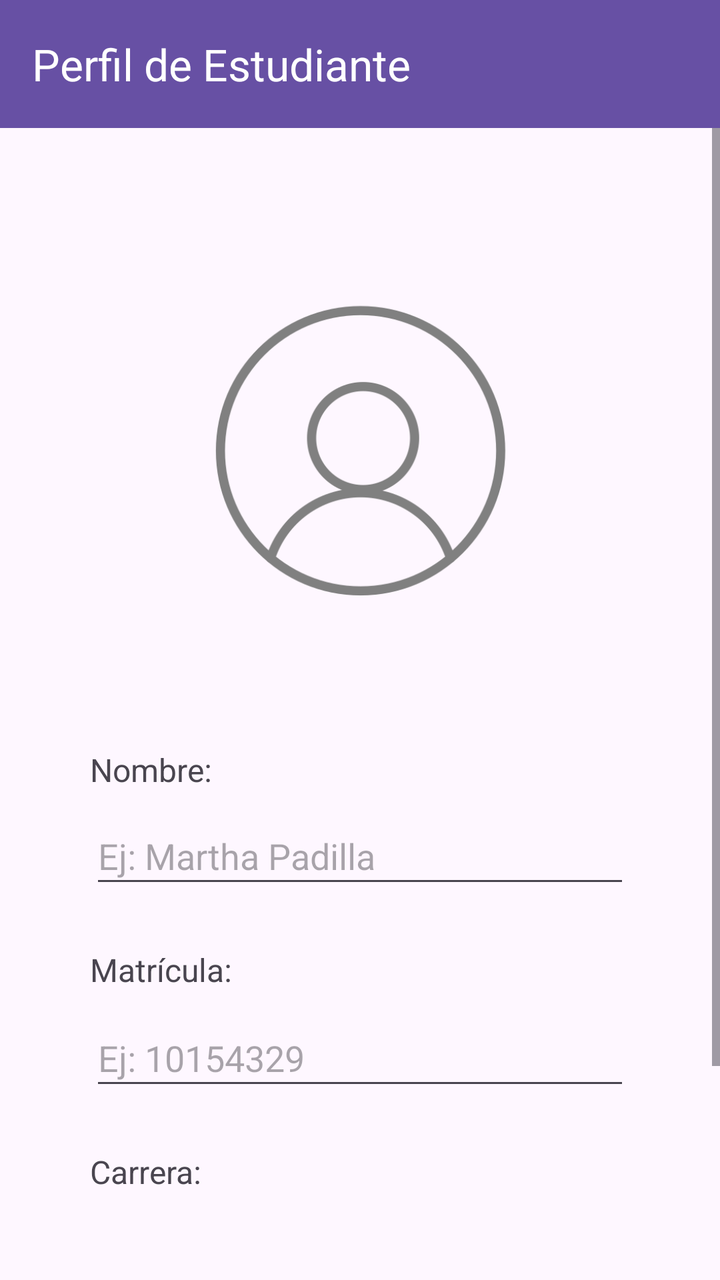
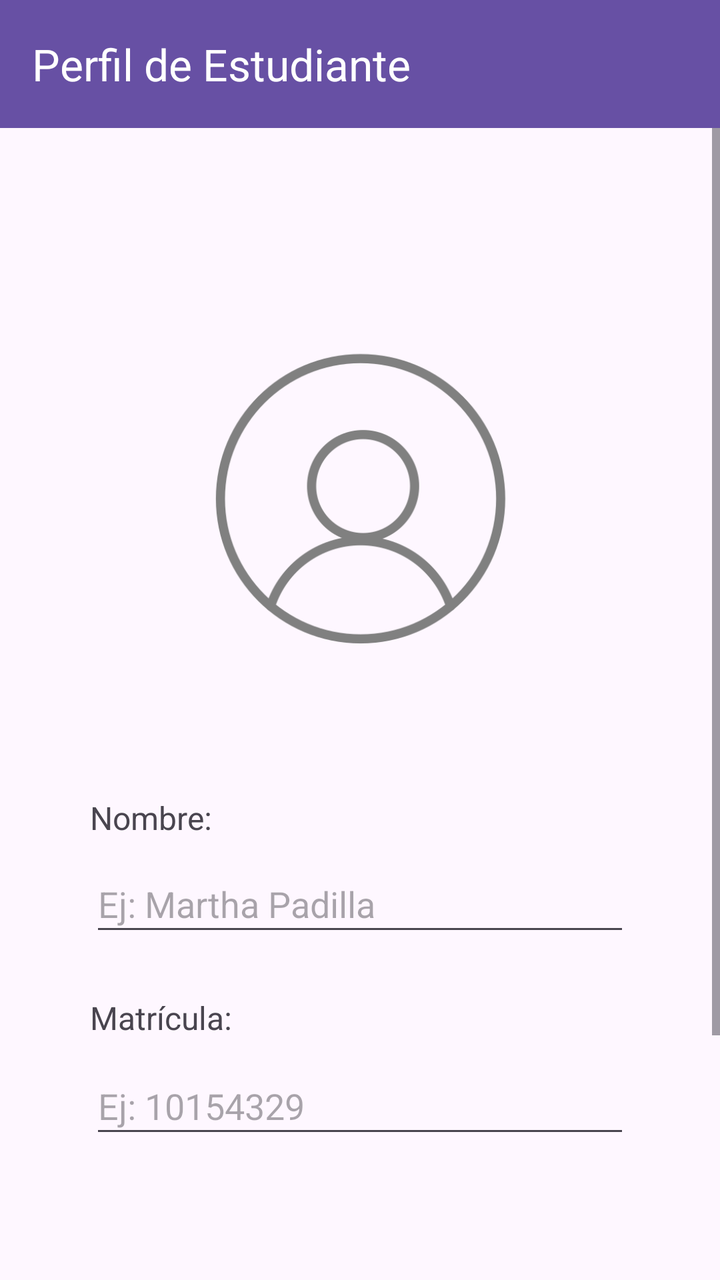

Screens rendered from an Android XML layout before and after an edit, with the pre-edit source and the edit as a unified diff.
<!-- AndroidManifest.xml: application theme Theme.ProfileApp -->
<!-- res/layout/activity_profile.xml -->
<?xml version="1.0" encoding="utf-8"?>
<androidx.constraintlayout.widget.ConstraintLayout
    xmlns:android="http://schemas.android.com/apk/res/android"
    xmlns:app="http://schemas.android.com/apk/res-auto"
    xmlns:tools="http://schemas.android.com/tools"
    android:id="@+id/main"
    android:layout_width="match_parent"
    android:layout_height="match_parent"
    tools:context=".ProfileView">

    <androidx.appcompat.widget.Toolbar
        android:id="@+id/tb"
        android:layout_width="0dp"
        android:layout_height="wrap_content"
        android:background="?attr/colorPrimary"
        android:fitsSystemWindows="true"
        android:minHeight="?attr/actionBarSize"
        android:theme="?attr/actionBarTheme"
        android:elevation="4dp"
        app:layout_constraintEnd_toEndOf="parent"
        app:layout_constraintStart_toStartOf="parent"
        app:layout_constraintTop_toTopOf="parent"
        app:title="@string/tbTitle"
        app:titleTextColor="@color/white" />

    <ScrollView
        android:layout_width="match_parent"
        android:layout_height="match_parent"
        android:fillViewport="true"
        android:paddingBottom="40dp"
        tools:context=".ProfileView">

        <androidx.constraintlayout.widget.ConstraintLayout
            android:id="@+id/content"
            android:layout_width="match_parent"
            android:layout_height="match_parent"
            tools:context=".ProfileView">

            <ImageView
                android:id="@+id/imgAvatar"
                android:layout_width="190dp"
                android:layout_height="174dp"
                android:layout_marginStart="116dp"
                android:layout_marginTop="140dp"
                android:layout_marginEnd="116dp"
                android:src="@drawable/user_avatar"
                app:layout_constraintEnd_toEndOf="parent"
                app:layout_constraintStart_toStartOf="parent"
                app:layout_constraintTop_toTopOf="parent" />

            <TextView
                android:id="@+id/lblName"
                android:layout_width="132dp"
                android:layout_height="24dp"
                android:layout_marginStart="45dp"
                android:layout_marginTop="60dp"
                android:text="@string/lblName"
                android:textSize="16sp"
                app:layout_constraintStart_toStartOf="parent"
                app:layout_constraintTop_toBottomOf="@+id/imgAvatar" />

            <EditText
                android:id="@+id/txtName"
                android:layout_width="0dp"
                android:layout_height="45dp"
                android:layout_marginStart="45dp"
                android:layout_marginTop="6dp"
                android:layout_marginEnd="45dp"
                android:ems="10"
                android:hint="@string/hintName"
                android:inputType="text"
                app:layout_constraintEnd_toEndOf="parent"
                app:layout_constraintStart_toStartOf="parent"
                app:layout_constraintTop_toBottomOf="@+id/lblName" />

            <TextView
                android:id="@+id/lblSchId2"
                android:layout_width="137dp"
                android:layout_height="25dp"
                android:layout_marginStart="45dp"
                android:layout_marginTop="25dp"
                android:text="@string/lblSchId"
                android:textSize="16sp"
                app:layout_constraintStart_toStartOf="parent"
                app:layout_constraintTop_toBottomOf="@+id/txtName" />

            <EditText
                android:id="@+id/txtSchId"
                android:layout_width="0dp"
                android:layout_height="45dp"
                android:layout_marginStart="45dp"
                android:layout_marginTop="6dp"
                android:layout_marginEnd="45dp"
                android:ems="10"
                android:hint="@string/hintSchId"
                android:inputType="text"
                app:layout_constraintEnd_toEndOf="parent"
                app:layout_constraintStart_toStartOf="parent"
                app:layout_constraintTop_toBottomOf="@+id/lblSchId2" />

            <TextView
                android:id="@+id/lblCareer"
                android:layout_width="wrap_content"
                android:layout_height="wrap_content"
                android:layout_marginStart="45dp"
                android:layout_marginTop="25dp"
                android:text="@string/lblCareer"
                android:textSize="16sp"
                app:layout_constraintStart_toStartOf="parent"
                app:layout_constraintTop_toBottomOf="@+id/txtSchId" />

            <Spinner
                android:id="@+id/spnCareer"
                android:layout_width="0dp"
                android:layout_height="45dp"
                android:layout_marginStart="45dp"
                android:layout_marginTop="6dp"
                android:layout_marginEnd="45dp"
                app:layout_constraintEnd_toEndOf="parent"
                app:layout_constraintStart_toStartOf="parent"
                app:layout_constraintTop_toBottomOf="@+id/lblCareer" />

            <Button
                android:id="@+id/btnSave"
                android:layout_width="0dp"
                android:layout_height="48dp"
                android:layout_marginStart="45dp"
                android:layout_marginTop="25dp"
                android:layout_marginEnd="45dp"
                android:text="@string/btnSave"
                app:layout_constraintEnd_toEndOf="parent"
                app:layout_constraintHorizontal_bias="0.0"
                app:layout_constraintStart_toStartOf="parent"
                app:layout_constraintTop_toBottomOf="@+id/spnCareer"/>

        </androidx.constraintlayout.widget.ConstraintLayout>
    </ScrollView>
</androidx.constraintlayout.widget.ConstraintLayout>
<!-- resources referenced by this layout -->
<resources>
  <color name="white">#FFFFFFFF</color>
  <!-- drawable user_avatar: png bitmap (drawable, 32063 bytes) -->
  <string name="btnSave">Guardar</string>
  <string name="hintName">Ej: Martha Padilla</string>
  <string name="hintSchId">Ej: 10154329</string>
  <string name="lblCareer">Carrera:</string>
  <string name="lblName">Nombre:</string>
  <string name="lblSchId">Matrícula:</string>
  <string name="tbTitle">Perfil de Estudiante</string>
  <style name="Theme.ProfileApp" parent="Base.Theme.ProfileApp" />
  <style name="Base.Theme.ProfileApp" parent="Theme.Material3.DayNight.NoActionBar">
          <item name="colorPrimary">@color/primary</item>
          <item name="colorOnPrimary">@color/white</item>
      </style>
  <color name="primary">#6750A4</color>
</resources>

<!-- the commit's change to res/layout/activity_profile.xml (unified diff, before → after) -->
@@ -6,6 +6,7 @@
     android:id="@+id/main"
     android:layout_width="match_parent"
     android:layout_height="match_parent"
+    android:fitsSystemWindows="true"
     tools:context=".ProfileView">
 
     <androidx.appcompat.widget.Toolbar
@@ -13,7 +14,6 @@
         android:layout_width="0dp"
         android:layout_height="wrap_content"
         android:background="?attr/colorPrimary"
-        android:fitsSystemWindows="true"
         android:minHeight="?attr/actionBarSize"
         android:theme="?attr/actionBarTheme"
         android:elevation="4dp"
@@ -24,11 +24,15 @@
         app:titleTextColor="@color/white" />
 
     <ScrollView
-        android:layout_width="match_parent"
-        android:layout_height="match_parent"
+        android:layout_width="0dp"
+        android:layout_height="0dp"
         android:fillViewport="true"
         android:paddingBottom="40dp"
-        tools:context=".ProfileView">
+
+        app:layout_constraintTop_toBottomOf="@id/tb"
+        app:layout_constraintBottom_toBottomOf="parent"
+        app:layout_constraintStart_toStartOf="parent"
+        app:layout_constraintEnd_toEndOf="parent">
 
         <androidx.constraintlayout.widget.ConstraintLayout
             android:id="@+id/content"
@@ -41,7 +45,7 @@
                 android:layout_width="190dp"
                 android:layout_height="174dp"
                 android:layout_marginStart="116dp"
-                android:layout_marginTop="140dp"
+                android:layout_marginTop="100dp"
                 android:layout_marginEnd="116dp"
                 android:src="@drawable/user_avatar"
                 app:layout_constraintEnd_toEndOf="parent"
